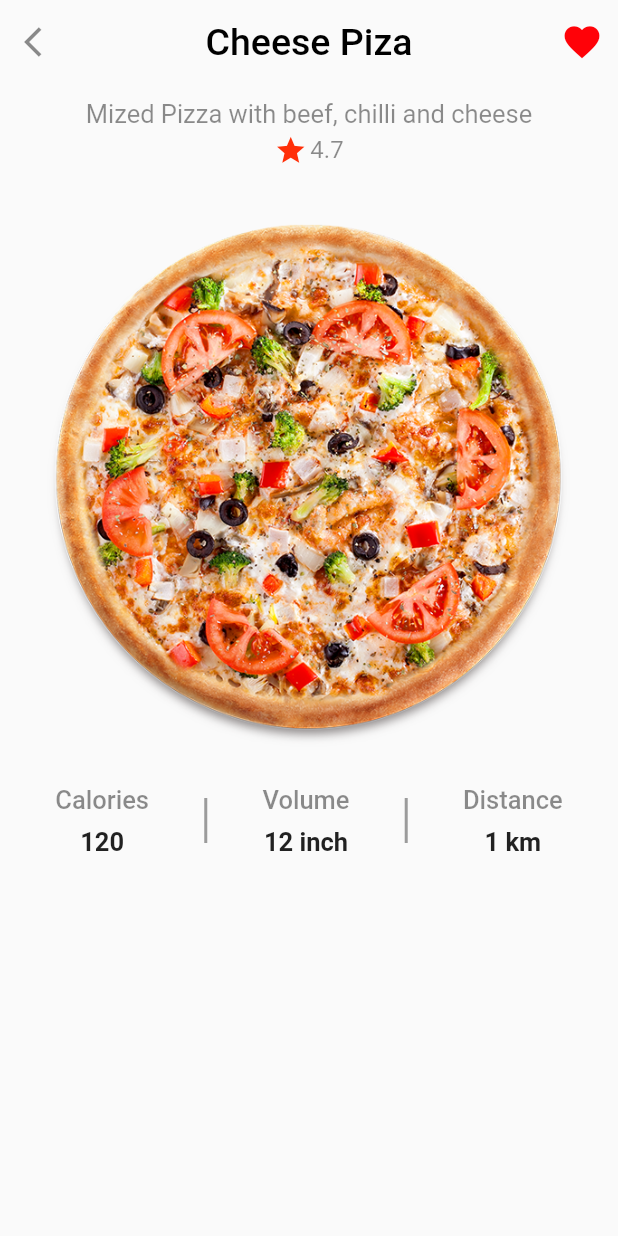
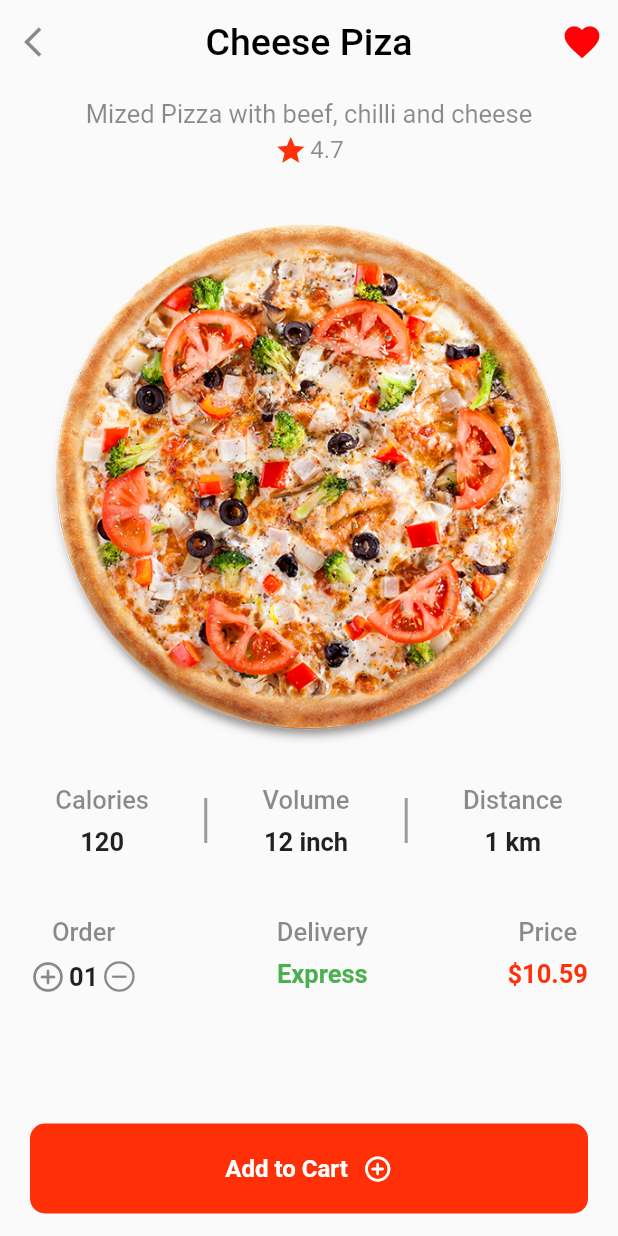
Before and after one commit to caneto/ui_user_order_food, a Flutter app: the ItemScreen screen opened by its route, on a phone screen of 412 x 824 dp. Run offline on Flutter 3.47's test engine with Material 2 defaults, Android fonts, the phone set to English and light mode, and no system bars.

Commit message:
Final do Ui

```diff
--- a/uiuserorderfood/lib/ui/item_screen.dart
+++ b/uiuserorderfood/lib/ui/item_screen.dart
@@ -1,3 +1,4 @@
+import 'package:flutter/cupertino.dart';
 import 'package:flutter/material.dart';
 
 class ItemScreen extends StatelessWidget {
@@ -156,8 +157,139 @@ class ItemScreen extends StatelessWidget {
                   ],
                 ),
               ],
+            ),
+            const SizedBox(
+              height: 40,
+            ),
+            Padding(
+              padding: const EdgeInsets.symmetric(horizontal: 20),
+              child: Row(
+                mainAxisAlignment: MainAxisAlignment.spaceBetween,
+                crossAxisAlignment: CrossAxisAlignment.start,
+                children: [
+                  Column(
+                    mainAxisAlignment: MainAxisAlignment.spaceBetween,
+                    children: [
+                      const Text(
+                        'Order',
+                        style: TextStyle(
+                            fontSize: 17,
+                            color: Colors.black45,
+                            fontWeight: FontWeight.w500),
+                      ),
+                      const SizedBox(
+                        height: 8,
+                      ),
+                      Row(
+                        children: const [
+                          Icon(
+                            Icons.add_circle_outline_rounded,
+                            color: Colors.black45,
+                          ),
+                          SizedBox(
+                            width: 2,
+                          ),
+                          Text(
+                            '01',
+                            style: TextStyle(
+                              fontSize: 17,
+                              fontWeight: FontWeight.bold,
+                            ),
+                          ),
+                          SizedBox(
+                            width: 2,
+                          ),
+                          Icon(
+                            CupertinoIcons.minus_circle,
+                            color: Colors.black45,
+                          )
+                        ],
+                      )
+                    ],
+                  ),
+                  Column(
+                    children: const [
+                      Text(
+                        'Delivery',
+                        style: TextStyle(
+                          fontSize: 17,
+                          color: Colors.black45,
+                          fontWeight: FontWeight.w500,
+                        ),
+                      ),
+                      SizedBox(
+                        height: 8,
+                      ),
+                      Text(
+                        'Express',
+                        style: TextStyle(
+                          fontSize: 17,
+                          color: Colors.green,
+                          fontWeight: FontWeight.bold,
+                        ),
+                      ),
+                    ],
+                  ),
+                  Column(
+                    children: const [
+                      Text(
+                        'Price',
+                        style: TextStyle(
+                          fontSize: 17,
+                          color: Colors.black45,
+                          fontWeight: FontWeight.w500,
+                        ),
+                      ),
+                      SizedBox(
+                        height: 8,
+                      ),
+                      Text(
+                        '\$10.59',
+                        style: TextStyle(
+                          fontSize: 17,
+                          color: Color(0xFFFF2F08),
+                          fontWeight: FontWeight.bold,
+                        ),
+                      ),
+                    ],
+                  )
+                ],
+              ),
             )
           ],
+        ),
+      ),
+      bottomNavigationBar: InkWell(
+        onTap: () {},
+        child: Container(
+          height: 60,
+          margin: const EdgeInsets.symmetric(horizontal: 20, vertical: 15),
+          padding: const EdgeInsets.symmetric(vertical: 20),
+          decoration: BoxDecoration(
+            color: const Color(0xFFFF2F08),
+            borderRadius: BorderRadius.circular(10),
+          ),
+          child: Row(
+            mainAxisAlignment: MainAxisAlignment.center,
+            children: const [
+              Text(
+                'Add to Cart',
+                style: TextStyle(
+                  fontSize: 16,
+                  fontWeight: FontWeight.bold,
+                  color: Colors.white,
+                ),
+              ),
+              SizedBox(
+                width: 10,
+              ),
+              Icon(
+                Icons.add_circle_outline_rounded,
+                color: Colors.white,
+                size: 20,
+              )
+            ],
+          ),
         ),
       ),
     );
```
